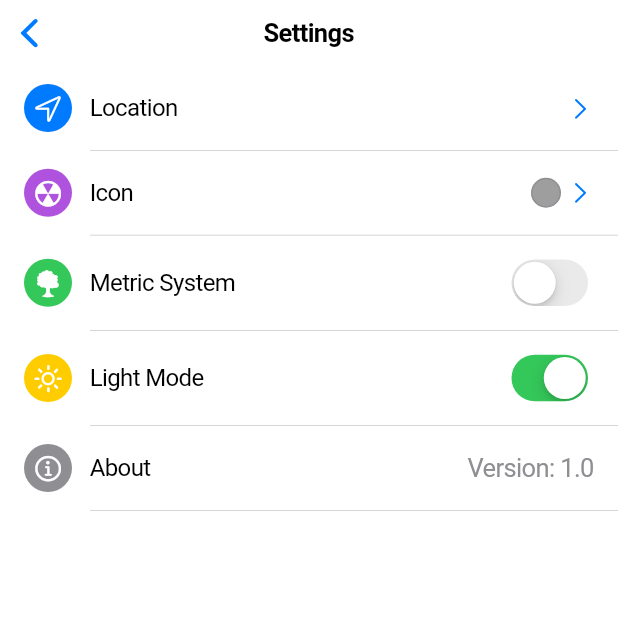
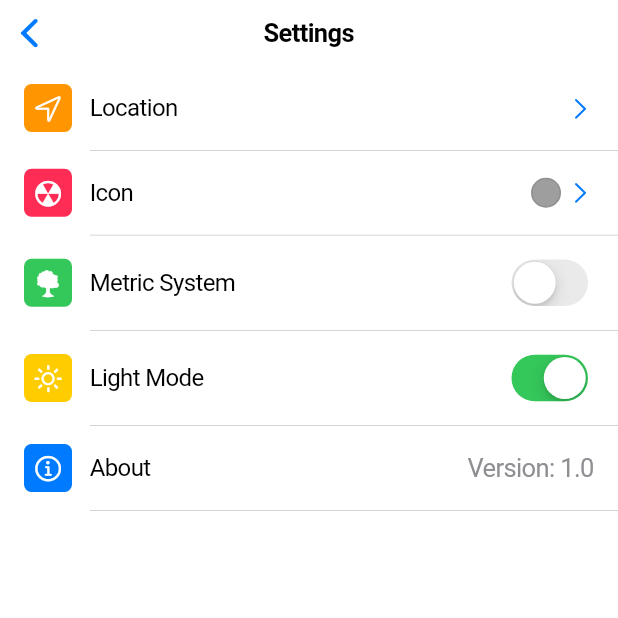
Before and after one commit to jlguevarra/weather-master, a Flutter app: the SettingsPage screen opened directly with empty values, on a phone screen of 412 x 824 dp, the top half of it. Run offline on Flutter 3.47's test engine with Material 3 defaults, Android fonts, the phone set to English and light mode, and no system bars; network calls fail.

Commit message:
komittmenttt icon change and color

```diff
--- a/lib/main.dart
+++ b/lib/main.dart
@@ -209,7 +209,7 @@ class _SettingsPageState extends State<SettingsPage> {
               CupertinoIcons.location,
               'Location',
               iconColor: CupertinoColors.white,
-              iconBgColor: CupertinoColors.systemBlue,
+              iconBgColor: CupertinoColors.systemOrange,
               trailing: Row(
                 children: [
                   Text(selectedLocation, style: TextStyle(color: CupertinoColors.systemGrey)),
@@ -235,7 +235,7 @@ class _SettingsPageState extends State<SettingsPage> {
               CupertinoIcons.burn,
               'Icon',
               iconColor: CupertinoColors.white,
-              iconBgColor: CupertinoColors.systemPurple,
+              iconBgColor: CupertinoColors.systemPink,
               trailing: Row(
                 children: [
                   Container(
@@ -295,7 +295,7 @@ class _SettingsPageState extends State<SettingsPage> {
               CupertinoIcons.info,
               'About',
               iconColor: CupertinoColors.white,
-              iconBgColor: CupertinoColors.systemGrey,
+              iconBgColor: CupertinoColors.systemBlue,
               trailing: Text('Version: 1.0', style: TextStyle(color: CupertinoColors.systemGrey)),
             ),
             const _SettingsDivider(),
@@ -325,7 +325,7 @@ class _SettingsPageState extends State<SettingsPage> {
               height: 32,
               decoration: BoxDecoration(
                 color: iconBgColor ?? CupertinoColors.systemGrey,
-                borderRadius: BorderRadius.circular(16),
+                borderRadius: BorderRadius.circular(5),
               ),
               child: Center(
                 child: Icon(icon, size: 20, color: iconColor ?? CupertinoColors.white),
```
